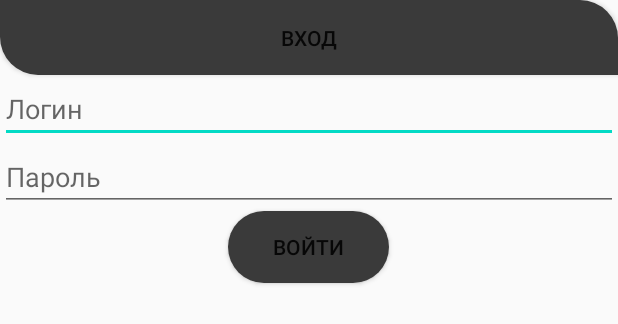
After one commit to Inkasator1337/Islamgulov, an Android app: the layout activity_sign.xml on its own in the app's theme, with its tools: preview values and no code run, on a phone screen of 412 x 824 dp. The commit adds this screen. Shown: the top 324 px of the screen. Run offline under Robolectric (Android 15) with nearby library versions, the phone set to English and light mode, and no system bars.

Commit message:
Ну там ичо сессию сделал там ну файрбейз подключил все такое логины прочее а да а да а да а да ад а

```diff
--- a/app/build.gradle
+++ b/app/build.gradle
@@ -1,4 +1,5 @@
 apply plugin: 'com.android.application'
+apply plugin: 'com.google.gms.google-services'
 
 android {
     compileSdkVersion 30
@@ -26,6 +27,7 @@ dependencies {
     implementation fileTree(dir: "libs", include: ["*.jar"])
     implementation 'androidx.appcompat:appcompat:1.1.0'
     implementation 'androidx.constraintlayout:constraintlayout:1.1.3'
+    implementation 'com.google.firebase:firebase-database:16.0.4'
     testImplementation 'junit:junit:4.12'
     androidTestImplementation 'androidx.test.ext:junit:1.1.1'
     androidTestImplementation 'androidx.test.espresso:espresso-core:3.2.0'
--- /dev/null
+++ b/app/src/main/res/drawable-v24/back_round_smoke.xml
@@ -0,0 +1,5 @@
+<?xml version="1.0" encoding="utf-8"?>
+<shape xmlns:android="http://schemas.android.com/apk/res/android">
+<solid android:color="@color/colorSmoke"/>
+    <corners android:radius="25dp"/>
+</shape>
--- /dev/null
+++ b/app/src/main/res/drawable-v24/back_round_smoke_bot.xml
@@ -0,0 +1,5 @@
+<?xml version="1.0" encoding="utf-8"?>
+<shape xmlns:android="http://schemas.android.com/apk/res/android">
+<solid android:color="@color/colorSmoke"/>
+    <corners android:bottomLeftRadius="25dp" android:topRightRadius="25dp"/>
+</shape>
--- /dev/null
+++ b/app/src/main/res/layout/activity_sign.xml
@@ -0,0 +1,45 @@
+<?xml version="1.0" encoding="utf-8"?>
+<FrameLayout xmlns:android="http://schemas.android.com/apk/res/android"
+    xmlns:app="http://schemas.android.com/apk/res-auto"
+    xmlns:tools="http://schemas.android.com/tools"
+    android:layout_width="match_parent"
+    android:layout_height="match_parent"
+    tools:context=".SignActivity">
+
+    <Button
+        android:text="@string/signIn"
+        android:background="@drawable/back_round_smoke_bot"
+        android:layout_width="match_parent"
+        android:layout_height="50dp"/>
+    <LinearLayout
+        android:layout_marginTop="50dp"
+        android:orientation="vertical"
+        android:layout_width="match_parent"
+        android:layout_height="match_parent">
+
+        <EditText
+            android:id="@+id/LoginTextView"
+            android:maxLines="1"
+            android:inputType="text"
+            android:hint="@string/loginHint"
+            android:layout_width="match_parent"
+            android:layout_height="wrap_content" />
+        <EditText
+            android:id="@+id/PasswordTextView"
+            android:hint="@string/passwordHint"
+            android:layout_width="match_parent"
+            android:layout_height="wrap_content"
+            android:inputType="textPassword" />
+        <Button
+            android:onClick="SignIn"
+            android:paddingLeft="30dp"
+            android:paddingRight="30dp"
+            android:text="@string/goSignIn"
+            android:layout_gravity="center"
+            android:background="@drawable/back_round_smoke"
+            android:layout_width="wrap_content"
+            android:layout_height="wrap_content"/>
+
+    </LinearLayout>
+
+</FrameLayout>
--- a/app/src/main/res/values/strings.xml
+++ b/app/src/main/res/values/strings.xml
@@ -8,5 +8,13 @@
     <string name="stateHint">Статус</string>
     <string name="ageHint">Возраст</string>
 
+    <string name="signIn">Вход</string>
+    <string name="loginHint">Логин</string>
+    <string name="passwordHint">Пароль</string>
+    <string name="goSignIn">Войти</string>
+
+    <string name="NullParametersMessage">Не все поля заполненны!</string>
+    <string name="CantSignInMessage" />
+
 
 </resources>
--- a/build.gradle
+++ b/build.gradle
@@ -6,6 +6,7 @@ buildscript {
     }
     dependencies {
         classpath "com.android.tools.build:gradle:4.0.0"
+        classpath 'com.google.gms:google-services:4.2.0'
 
         // NOTE: Do not place your application dependencies here; they belong
         // in the individual module build.gradle files
```
Also changed, not shown: app/src/main/AndroidManifest.xml (+12 -4 lines), app/src/main/java/com/example/islamgulov/SignActivity.java (added, +107 -0 lines), app/src/main/java/com/example/islamgulov/Transform.java (+20 -0 lines), app/src/main/java/com/example/islamgulov/UserStaticInfo.java (+15 -0 lines), 1 other file.
